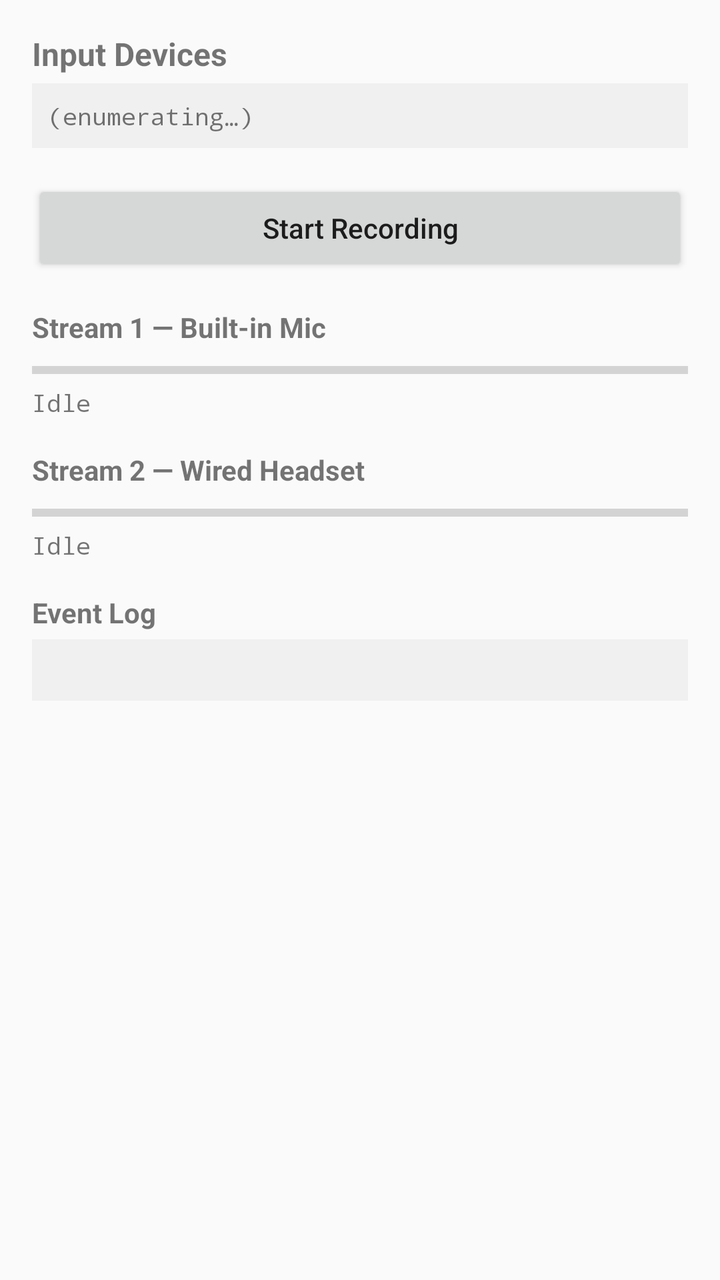
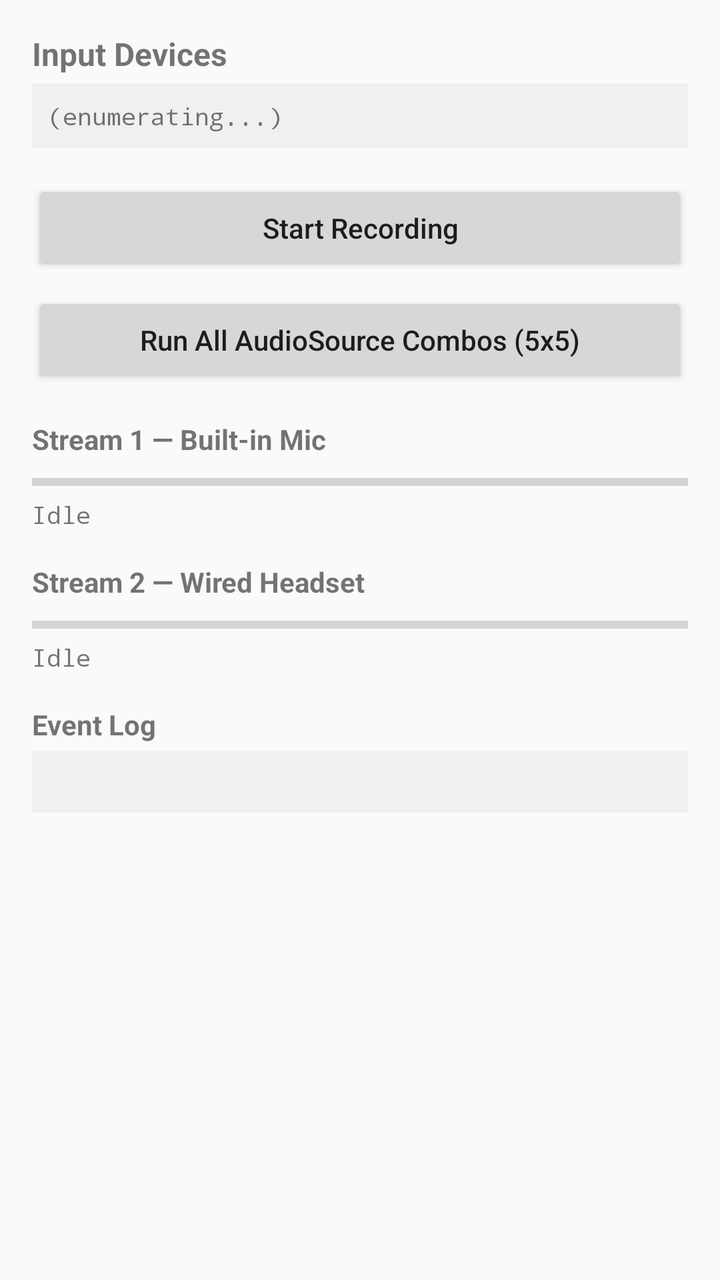

The first picture is an Android layout as it rendered before a commit; the second is the same layout after the commit. The layout source and the unified diff follow.
<!-- AndroidManifest.xml: application theme Theme.AppCompat.Light.DarkActionBar -->
<!-- res/layout/activity_main.xml -->
<?xml version="1.0" encoding="utf-8"?>
<ScrollView xmlns:android="http://schemas.android.com/apk/res/android"
    android:layout_width="match_parent"
    android:layout_height="match_parent"
    android:padding="16dp">

    <LinearLayout
        android:layout_width="match_parent"
        android:layout_height="wrap_content"
        android:orientation="vertical">

        
        <TextView
            android:layout_width="match_parent"
            android:layout_height="wrap_content"
            android:text="Input Devices"
            android:textSize="16sp"
            android:textStyle="bold" />

        <TextView
            android:id="@+id/tvDeviceList"
            android:layout_width="match_parent"
            android:layout_height="wrap_content"
            android:layout_marginTop="4dp"
            android:layout_marginBottom="16dp"
            android:background="#F0F0F0"
            android:fontFamily="monospace"
            android:padding="8dp"
            android:text="(enumerating…)"
            android:textSize="12sp" />

        
        <Button
            android:id="@+id/btnRecord"
            android:layout_width="match_parent"
            android:layout_height="wrap_content"
            android:text="Start Recording"
            android:textAllCaps="false" />

        
        <TextView
            android:layout_width="match_parent"
            android:layout_height="wrap_content"
            android:layout_marginTop="16dp"
            android:text="Stream 1 — Built-in Mic"
            android:textSize="14sp"
            android:textStyle="bold" />

        <ProgressBar
            android:id="@+id/pbLevel1"
            style="?android:attr/progressBarStyleHorizontal"
            android:layout_width="match_parent"
            android:layout_height="wrap_content"
            android:layout_marginTop="4dp"
            android:max="1000" />

        <TextView
            android:id="@+id/tvStatus1"
            android:layout_width="match_parent"
            android:layout_height="wrap_content"
            android:fontFamily="monospace"
            android:text="Idle"
            android:textSize="12sp" />

        
        <TextView
            android:layout_width="match_parent"
            android:layout_height="wrap_content"
            android:layout_marginTop="16dp"
            android:text="Stream 2 — Wired Headset"
            android:textSize="14sp"
            android:textStyle="bold" />

        <ProgressBar
            android:id="@+id/pbLevel2"
            style="?android:attr/progressBarStyleHorizontal"
            android:layout_width="match_parent"
            android:layout_height="wrap_content"
            android:layout_marginTop="4dp"
            android:max="1000" />

        <TextView
            android:id="@+id/tvStatus2"
            android:layout_width="match_parent"
            android:layout_height="wrap_content"
            android:fontFamily="monospace"
            android:text="Idle"
            android:textSize="12sp" />

        
        <TextView
            android:layout_width="match_parent"
            android:layout_height="wrap_content"
            android:layout_marginTop="16dp"
            android:text="Event Log"
            android:textSize="14sp"
            android:textStyle="bold" />

        <TextView
            android:id="@+id/tvLog"
            android:layout_width="match_parent"
            android:layout_height="wrap_content"
            android:layout_marginTop="4dp"
            android:background="#F0F0F0"
            android:fontFamily="monospace"
            android:padding="8dp"
            android:textSize="11sp" />

    </LinearLayout>
</ScrollView>
<!-- resources referenced by this layout -->
<resources>

</resources>

<!-- the commit's change to res/layout/activity_main.xml (unified diff, before → after) -->
@@ -26,7 +26,7 @@
             android:background="#F0F0F0"
             android:fontFamily="monospace"
             android:padding="8dp"
-            android:text="(enumerating…)"
+            android:text="(enumerating...)"
             android:textSize="12sp" />
 
         
@@ -35,6 +35,15 @@
             android:layout_width="match_parent"
             android:layout_height="wrap_content"
             android:text="Start Recording"
+            android:textAllCaps="false" />
+
+        
+        <Button
+            android:id="@+id/btnCombo"
+            android:layout_width="match_parent"
+            android:layout_height="wrap_content"
+            android:layout_marginTop="8dp"
+            android:text="Run All AudioSource Combos (5x5)"
             android:textAllCaps="false" />
 
         
